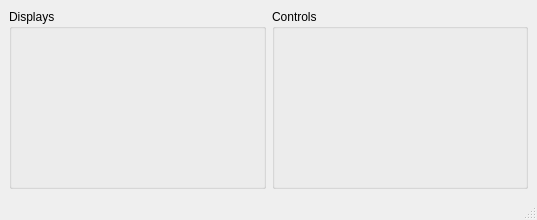
The window that tutorial2/ui/control_panel.ui (yuhangc/learn_ros) describes before a commit, drawn with Qt 5.
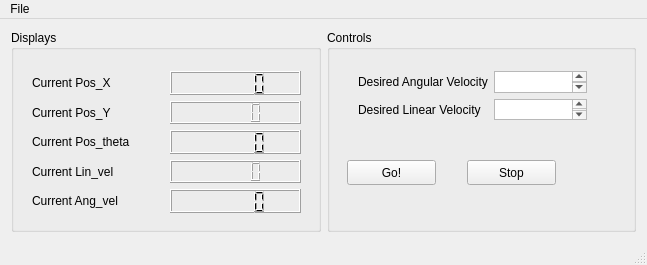
The same window after the commit.

Commit message: finished tutorial 2! it works wonderfully

Patch:
```diff
--- a/tutorial2/ui/control_panel.ui
+++ b/tutorial2/ui/control_panel.ui
@@ -6,8 +6,8 @@
    <rect>
     <x>0</x>
     <y>0</y>
-    <width>537</width>
-    <height>220</height>
+    <width>647</width>
+    <height>265</height>
    </rect>
   </property>
   <property name="windowTitle">
@@ -15,18 +15,138 @@
   </property>
   <widget class="QWidget" name="centralwidget">
    <layout class="QGridLayout" name="gridLayout">
-    <item row="0" column="0">
-     <widget class="QGroupBox" name="groupBox">
-      <property name="title">
-       <string>Displays</string>
-      </property>
-     </widget>
-    </item>
     <item row="0" column="1">
      <widget class="QGroupBox" name="groupBox_2">
       <property name="title">
        <string>Controls</string>
       </property>
+      <widget class="QPushButton" name="start_button">
+       <property name="geometry">
+        <rect>
+         <x>20</x>
+         <y>130</y>
+         <width>89</width>
+         <height>25</height>
+        </rect>
+       </property>
+       <property name="text">
+        <string>Go!</string>
+       </property>
+      </widget>
+      <widget class="QPushButton" name="stop_button">
+       <property name="geometry">
+        <rect>
+         <x>140</x>
+         <y>130</y>
+         <width>89</width>
+         <height>25</height>
+        </rect>
+       </property>
+       <property name="text">
+        <string>Stop</string>
+       </property>
+      </widget>
+      <widget class="QWidget" name="gridLayoutWidget_2">
+       <property name="geometry">
+        <rect>
+         <x>20</x>
+         <y>30</y>
+         <width>251</width>
+         <height>71</height>
+        </rect>
+       </property>
+       <layout class="QGridLayout" name="gridLayout_3">
+        <item row="1" column="1">
+         <widget class="QPlainTextEdit" name="des_lin_vel"/>
+        </item>
+        <item row="0" column="1">
+         <widget class="QPlainTextEdit" name="des_ang_vel"/>
+        </item>
+        <item row="1" column="0">
+         <widget class="QLabel" name="label_5">
+          <property name="text">
+           <string>Desired Linear Velocity</string>
+          </property>
+         </widget>
+        </item>
+        <item row="0" column="0">
+         <widget class="QLabel" name="label_4">
+          <property name="text">
+           <string>Desired Angular Velocity</string>
+          </property>
+         </widget>
+        </item>
+       </layout>
+      </widget>
+     </widget>
+    </item>
+    <item row="0" column="0">
+     <widget class="QGroupBox" name="groupBox">
+      <property name="title">
+       <string>Displays</string>
+      </property>
+      <widget class="QWidget" name="gridLayoutWidget">
+       <property name="geometry">
+        <rect>
+         <x>10</x>
+         <y>30</y>
+         <width>291</width>
+         <height>164</height>
+        </rect>
+       </property>
+       <layout class="QGridLayout" name="gridLayout_2">
+        <item row="1" column="0">
+         <widget class="QLabel" name="label">
+          <property name="text">
+           <string>Current Pos_X</string>
+          </property>
+         </widget>
+        </item>
+        <item row="2" column="0">
+         <widget class="QLabel" name="label_2">
+          <property name="text">
+           <string>Current Pos_Y</string>
+          </property>
+         </widget>
+        </item>
+        <item row="2" column="1">
+         <widget class="QLCDNumber" name="position_y_disp"/>
+        </item>
+        <item row="4" column="1">
+         <widget class="QLCDNumber" name="lin_vel_disp"/>
+        </item>
+        <item row="3" column="0">
+         <widget class="QLabel" name="label_3">
+          <property name="text">
+           <string>Current Pos_theta</string>
+          </property>
+         </widget>
+        </item>
+        <item row="4" column="0">
+         <widget class="QLabel" name="label_6">
+          <property name="text">
+           <string>Current Lin_vel</string>
+          </property>
+         </widget>
+        </item>
+        <item row="5" column="0">
+         <widget class="QLabel" name="label_7">
+          <property name="text">
+           <string>Current Ang_vel</string>
+          </property>
+         </widget>
+        </item>
+        <item row="3" column="1">
+         <widget class="QLCDNumber" name="position_theta_disp"/>
+        </item>
+        <item row="1" column="1">
+         <widget class="QLCDNumber" name="position_x_disp"/>
+        </item>
+        <item row="5" column="1">
+         <widget class="QLCDNumber" name="ang_vel_disp"/>
+        </item>
+       </layout>
+      </widget>
      </widget>
     </item>
    </layout>
@@ -36,13 +156,26 @@
     <rect>
      <x>0</x>
      <y>0</y>
-     <width>537</width>
-     <height>25</height>
+     <width>647</width>
+     <height>22</height>
     </rect>
    </property>
+   <widget class="QMenu" name="menuFile">
+    <property name="title">
+     <string>File</string>
+    </property>
+    <addaction name="actiontemp"/>
+   </widget>
+   <addaction name="menuFile"/>
   </widget>
   <widget class="QStatusBar" name="statusbar"/>
+  <action name="actiontemp">
+   <property name="text">
+    <string>temp</string>
+   </property>
+  </action>
  </widget>
+ <layoutdefault spacing="6" margin="11"/>
  <resources/>
  <connections/>
 </ui>
```
Left out of the diff: 1 changed line with no effect on the pictures. The commit also changes 2 other files.
